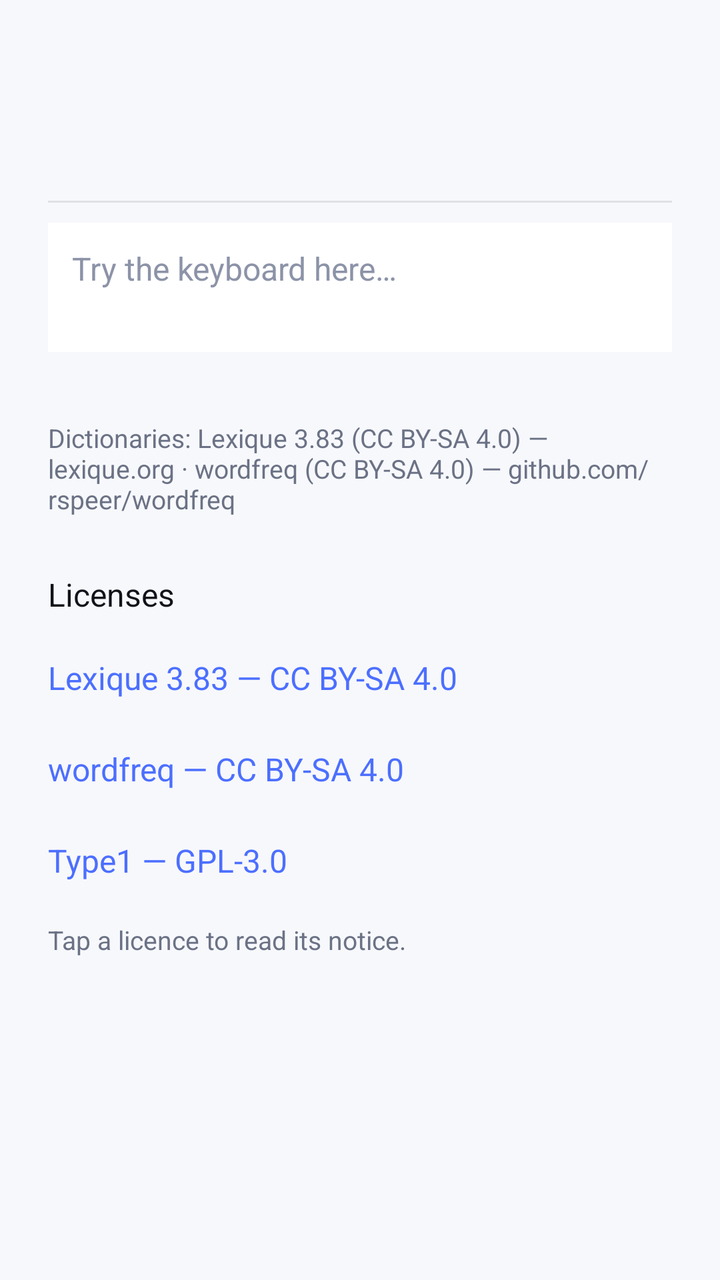
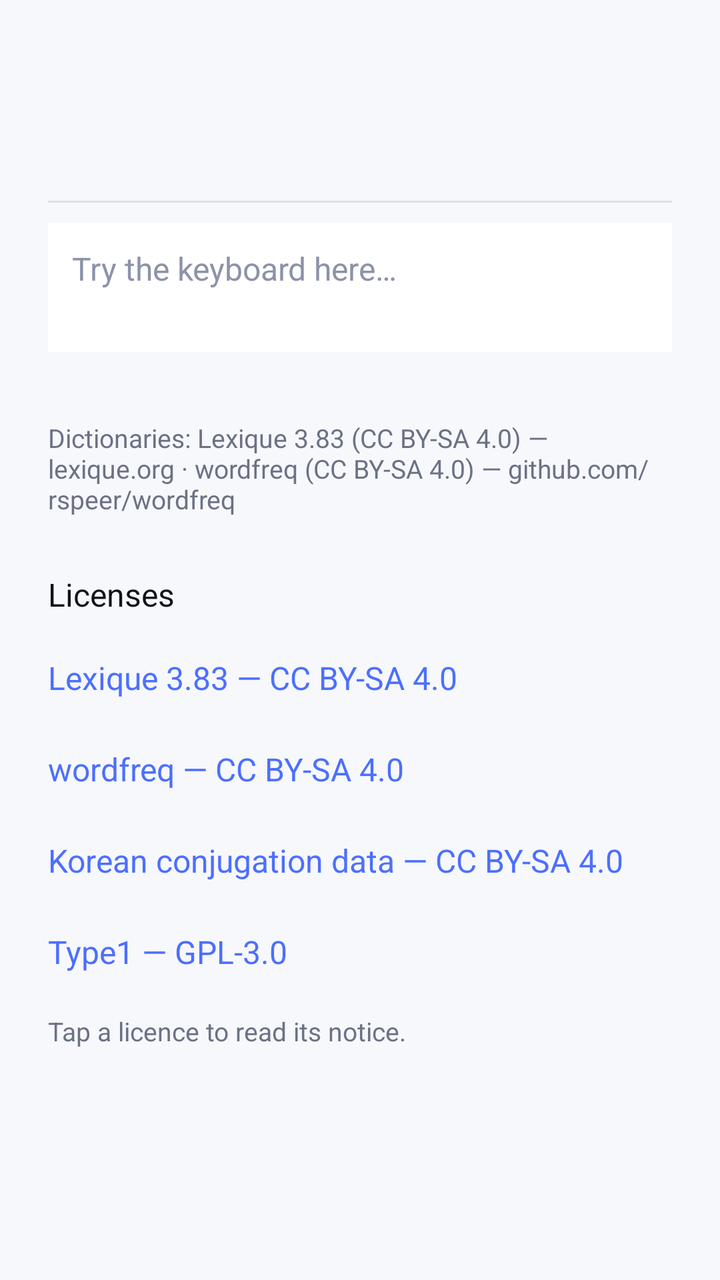

Screens rendered from an Android XML layout before and after an edit, with the pre-edit source and the edit as a unified diff.
<!-- AndroidManifest.xml: application theme Theme.Type1 -->
<!-- res/layout/activity_about.xml -->
<?xml version="1.0" encoding="utf-8"?>
<LinearLayout xmlns:android="http://schemas.android.com/apk/res/android"
	android:layout_width="match_parent"
	android:layout_height="match_parent"
	android:orientation="vertical">

	<include layout="@layout/settings_header" />

	<ScrollView
		android:layout_width="match_parent"
		android:layout_height="0dp"
		android:layout_weight="1"
		android:fillViewport="true">

		<LinearLayout
			android:layout_width="match_parent"
			android:layout_height="wrap_content"
			android:orientation="vertical"
			android:padding="24dp">

			<TextView
				android:layout_width="match_parent"
				android:layout_height="wrap_content"
				android:text="@string/dictionary_credit"
				android:textColor="#FF6B7285"
				android:textSize="13sp" />

			<TextView
				android:layout_width="match_parent"
				android:layout_height="wrap_content"
				android:layout_marginTop="28dp"
				android:text="@string/settings_licenses"
				android:textColor="#FF11131A"
				android:textSize="16sp" />

			<TextView
				android:id="@+id/licenseLexique"
				android:layout_width="match_parent"
				android:layout_height="wrap_content"
				android:layout_marginTop="8dp"
				android:paddingBottom="12dp"
				android:paddingTop="12dp"
				android:text="@string/settings_license_lexique"
				android:textColor="#FF4C6FFF"
				android:textSize="16sp" />

			<TextView
				android:id="@+id/licenseWordfreq"
				android:layout_width="match_parent"
				android:layout_height="wrap_content"
				android:paddingBottom="12dp"
				android:paddingTop="12dp"
				android:text="@string/settings_license_wordfreq"
				android:textColor="#FF4C6FFF"
				android:textSize="16sp" />

			<TextView
				android:id="@+id/licenseType1"
				android:layout_width="match_parent"
				android:layout_height="wrap_content"
				android:paddingBottom="12dp"
				android:paddingTop="12dp"
				android:text="@string/settings_license_app"
				android:textColor="#FF4C6FFF"
				android:textSize="16sp" />

			<TextView
				android:layout_width="match_parent"
				android:layout_height="wrap_content"
				android:layout_marginTop="8dp"
				android:text="@string/settings_licenses_hint"
				android:textColor="#FF6B7285"
				android:textSize="13sp" />
		</LinearLayout>
	</ScrollView>
</LinearLayout>
<!-- res/layout/settings_header.xml (included above) -->
<?xml version="1.0" encoding="utf-8"?>
<LinearLayout xmlns:android="http://schemas.android.com/apk/res/android"
	android:layout_width="match_parent"
	android:layout_height="wrap_content"
	android:orientation="vertical"
	android:paddingStart="24dp"
	android:paddingTop="48dp"
	android:paddingEnd="24dp"
	android:paddingBottom="10dp">

	<TextView
		android:id="@+id/settingsTitle"
		android:layout_width="match_parent"
		android:layout_height="wrap_content"
		android:textColor="#FF11131A"
		android:textSize="30sp"
		android:textStyle="bold" />

	<TextView
		android:id="@+id/settingsSubtitle"
		android:layout_width="match_parent"
		android:layout_height="wrap_content"
		android:layout_marginTop="4dp"
		android:textColor="#FF4A5064"
		android:textSize="15sp"
		android:visibility="gone" />

	<View
		android:layout_width="match_parent"
		android:layout_height="1dp"
		android:layout_marginTop="12dp"
		android:background="#1A11131A" />

	<EditText
		android:id="@+id/settingsDemo"
		android:layout_width="match_parent"
		android:layout_height="wrap_content"
		android:layout_marginTop="10dp"
		android:background="#FFFFFFFF"
		android:gravity="top|start"
		android:hint="@string/setup_demo_hint"
		android:importantForAutofill="no"
		android:inputType="textCapSentences|textMultiLine"
		android:minLines="2"
		android:maxLines="3"
		android:padding="12dp"
		android:textColor="#FF11131A"
		android:textColorHint="#FF8C93A8"
		android:textSize="16sp" />
</LinearLayout>
<!-- resources referenced by this layout -->
<resources>
  <string name="dictionary_credit">Dictionaries: Lexique 3.83 (CC BY-SA 4.0) — lexique.org · wordfreq (CC BY-SA 4.0) — github.com/rspeer/wordfreq</string>
  <string name="settings_license_app">Type1 — GPL-3.0</string>
  <string name="settings_license_lexique">Lexique 3.83 — CC BY-SA 4.0</string>
  <string name="settings_license_wordfreq">wordfreq — CC BY-SA 4.0</string>
  <string name="settings_licenses">Licenses</string>
  <string name="settings_licenses_hint">Tap a licence to read its notice.</string>
  <string name="setup_demo_hint">Try the keyboard here…</string>
  <style name="Theme.Type1" parent="@android:style/Theme.Material.Light.NoActionBar">
  		<item name="android:colorAccent">@color/brand</item>
  		<item name="android:statusBarColor">@color/brand</item>
  		<item name="android:windowBackground">#FFF7F8FC</item>
  	</style>
  <color name="brand">#FF4C6FFF</color>
</resources>

<!-- the commit's change to res/layout/activity_about.xml (unified diff, before → after) -->
@@ -51,6 +51,16 @@
 				android:paddingBottom="12dp"
 				android:paddingTop="12dp"
 				android:text="@string/settings_license_wordfreq"
+				android:textColor="#FF4C6FFF"
+				android:textSize="16sp" />
+
+			<TextView
+				android:id="@+id/licenseKoreanConjugations"
+				android:layout_width="match_parent"
+				android:layout_height="wrap_content"
+				android:paddingBottom="12dp"
+				android:paddingTop="12dp"
+				android:text="@string/settings_license_korean_conjugations"
 				android:textColor="#FF4C6FFF"
 				android:textSize="16sp" />
 
<!-- resource entries referenced after the edit -->
@@ -2,6 +2,7 @@
 <resources>
   <string name="dictionary_credit">Dictionaries: Lexique 3.83 (CC BY-SA 4.0) — lexique.org · wordfreq (CC BY-SA 4.0) — github.com/rspeer/wordfreq</string>
   <string name="settings_license_app">Type1 — GPL-3.0</string>
+  <string name="settings_license_korean_conjugations">Korean conjugation data — CC BY-SA 4.0</string>
   <string name="settings_license_lexique">Lexique 3.83 — CC BY-SA 4.0</string>
   <string name="settings_license_wordfreq">wordfreq — CC BY-SA 4.0</string>
   <string name="settings_licenses">Licenses</string>
